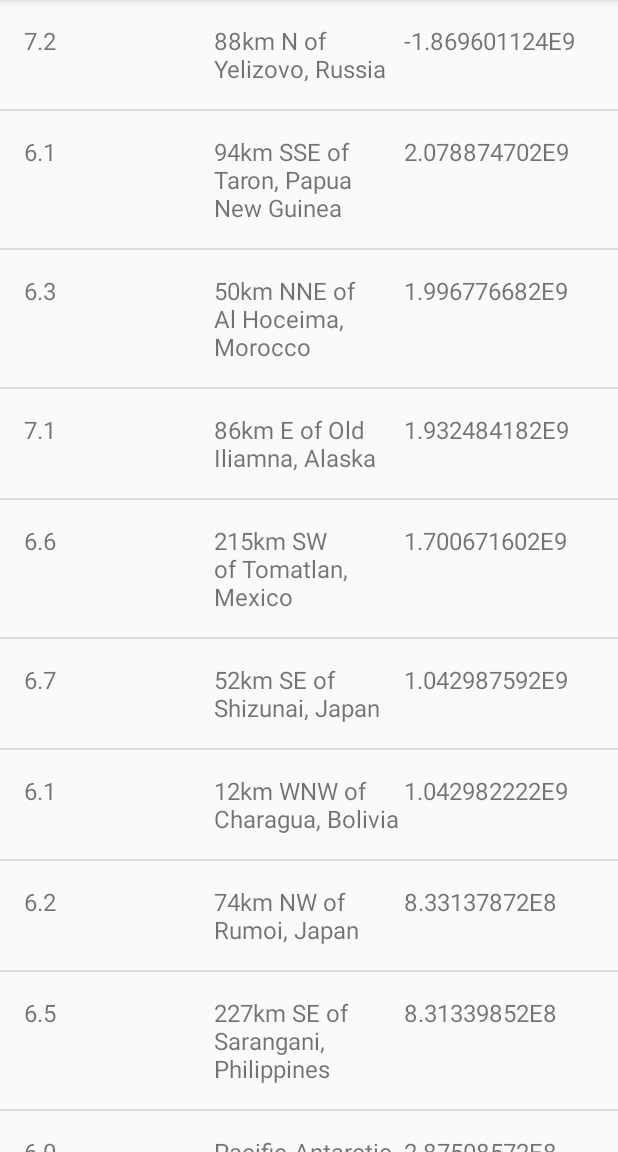
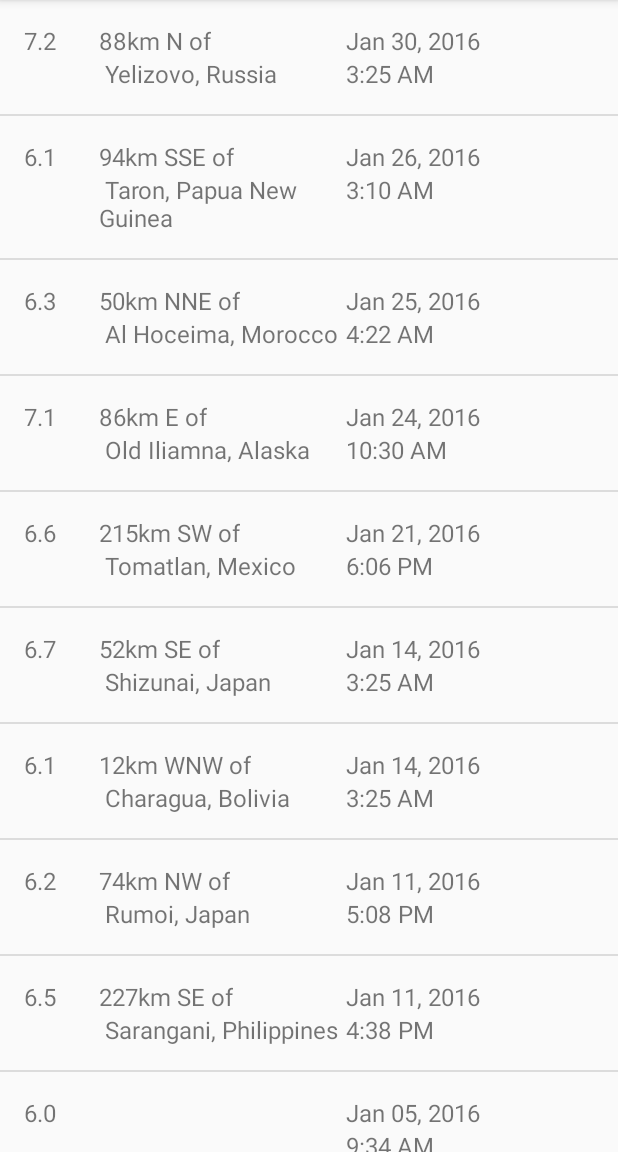
Before and after one commit to nagmak/ud843-QuakeReport-starting-point, an Android app: the screen it shows after launch (EarthquakeActivity), on a phone screen of 412 x 824 dp, the part 84-1236 px from its top. Run offline under Robolectric (Android 15) with nearby library versions, the phone set to English and light mode, and no system bars.

Commit message:
Added date/time(incl. conversions), location/distance on horizontal split text views

```diff
--- a/app/src/main/java/com/example/android/quakereport/Earthquake.java
+++ b/app/src/main/java/com/example/android/quakereport/Earthquake.java
@@ -1,4 +1,7 @@
 package com.example.android.quakereport;
+
+import java.text.SimpleDateFormat;
+import java.util.Date;
 
 /**
  * Created by nagma on 07.28.16.
@@ -6,14 +9,18 @@ package com.example.android.quakereport;
 public class Earthquake {
     private String mLocation;
     private double mMagnitude;
-    //private String mDate;
-    private int mTime;
+//    private String mDate;
+    private long mTime;
 
-    public Earthquake(double magnitude, String location, int time){
+    public Earthquake(double magnitude, String location, long time){
         this.mLocation = location;
         this.mMagnitude = magnitude;
         this.mTime = time;
     }
+
+//    public Earthquake(String date){
+//        this.mDate = date;
+//    }
 
     public String getLocation(){
         return mLocation;
@@ -23,7 +30,7 @@ public class Earthquake {
         return mMagnitude;
     }
 
-    public int getTime(){
-        return mTime;
-    }
+    public long getTime(){ return mTime; }
+
+//    public String getDate(){ return mDate; }
 }
--- a/app/src/main/java/com/example/android/quakereport/EarthquakeAdapter.java
+++ b/app/src/main/java/com/example/android/quakereport/EarthquakeAdapter.java
@@ -7,7 +7,9 @@ import android.view.ViewGroup;
 import android.widget.ArrayAdapter;
 import android.widget.TextView;
 
+import java.text.SimpleDateFormat;
 import java.util.ArrayList;
+import java.util.Date;
 
 /**
  * Created by nagma on 07.28.16.
@@ -34,13 +36,37 @@ public class EarthquakeAdapter extends ArrayAdapter<Earthquake> {
         quakeMagnitudeTextView.setText(magnitudeValue);
 
         // Sets location onto the layout
+        TextView quakeDistanceTextView = (TextView) listItemView.findViewById(R.id.distance);
         TextView quakeLocationTextView = (TextView) listItemView.findViewById(R.id.location);
-        quakeLocationTextView.setText(currentQuake.getLocation());
+
+        String location = currentQuake.getLocation();
+        String distance = "", currentPlace = "";
+        for (int i = 0; i < location.length(); i++){
+            CharSequence charSeq = "of";
+            if (location.contains(charSeq)){
+                int index = location.indexOf(charSeq.charAt(1));
+                distance = location.substring(0, index+1);
+                currentPlace = location.substring(index+1, location.length());
+            }
+            // String[] place = location.split("of");
+            // distance = place[0];
+            // currentPlace = place[1];
+        }
+        quakeDistanceTextView.setText(distance);
+        quakeLocationTextView.setText(currentPlace);
 
         // Sets date onto the layout
         TextView quakeDateTextView = (TextView) listItemView.findViewById(R.id.date_view);
-        String timeValue = Double.toString(currentQuake.getTime());
-        quakeDateTextView.setText(timeValue);
+        Date dateObject = new Date(currentQuake.getTime());
+        SimpleDateFormat dateFormatter = new SimpleDateFormat("MMM DD, yyyy");
+        String date = dateFormatter.format(dateObject);
+        quakeDateTextView.setText(date);
+
+        // Sets time onto the layout
+        TextView quakeTimeTextView = (TextView) listItemView.findViewById(R.id.time_view);
+        SimpleDateFormat timeFormatter = new SimpleDateFormat("h:mm a");
+        String timeValue = timeFormatter.format(dateObject);
+        quakeTimeTextView.setText(timeValue);
 
         return listItemView;
     }
--- a/app/src/main/java/com/example/android/quakereport/QueryUtils.java
+++ b/app/src/main/java/com/example/android/quakereport/QueryUtils.java
@@ -74,7 +74,7 @@ public final class QueryUtils {
                 JSONObject properties = currentEarthquake.getJSONObject("properties");
                 double magnitude = properties.optDouble("mag");
                 String location = properties.optString("place");
-                int time = properties.optInt("time");
+                long time = properties.optLong("time");
 
                 earthquakes.add(new Earthquake(magnitude, location, time));
             }
--- a/app/src/main/res/layout/earthquake_activity.xml
+++ b/app/src/main/res/layout/earthquake_activity.xml
@@ -23,26 +23,59 @@
     android:id="@+id/text_container">
 
     <TextView
-        android:layout_width="0dp"
+        android:layout_width="50dp"
         android:layout_height="wrap_content"
         android:text="7.2"
         android:textSize="16sp"
-        android:layout_weight="1"
         android:id="@+id/magnitude"/>
 
+    <LinearLayout
+        android:layout_width="0dp"
+        android:layout_weight="1"
+        android:layout_height="wrap_content"
+        android:orientation="vertical">
+
         <TextView
-        android:layout_width="0dp"
-        android:layout_height="wrap_content"
+            android:layout_width="wrap_content"
+            android:layout_height="match_parent"
+            android:text="Distance"
+            android:textSize="16sp"
+            android:layout_weight="1"
+            android:id="@+id/distance" />
+
+        <TextView
+            android:layout_width="wrap_content"
+            android:layout_height="match_parent"
             android:text="Location"
             android:textSize="16sp"
             android:layout_weight="1"
             android:id="@+id/location" />
 
-    <TextView
+    </LinearLayout>
+
+
+    <LinearLayout
         android:layout_width="0dp"
         android:layout_height="wrap_content"
+        android:orientation="vertical"
+        android:layout_weight="1">
+
+        <TextView
+            android:layout_width="wrap_content"
+            android:layout_height="match_parent"
             android:text="Date"
             android:textSize="16sp"
             android:layout_weight="1"
             android:id="@+id/date_view" />
+
+        <TextView
+            android:layout_width="wrap_content"
+            android:layout_height="match_parent"
+            android:text="Time"
+            android:textSize="16sp"
+            android:layout_weight="1"
+            android:id="@+id/time_view" />
+
     </LinearLayout>
+
+</LinearLayout>
```
Lines whose indentation alone changed are shown as unchanged.
